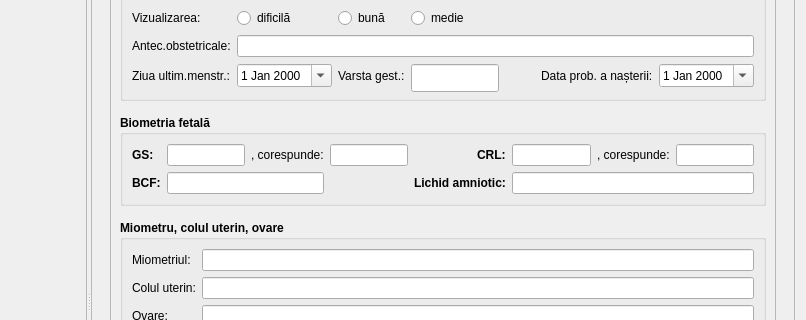
Above: docs/docreportecho.ui from debalex77/USG before the change; both pictures show x 282 to 1088 and y 135 to 455 of the 1088 by 834 pixel window. Below: the same form after it.
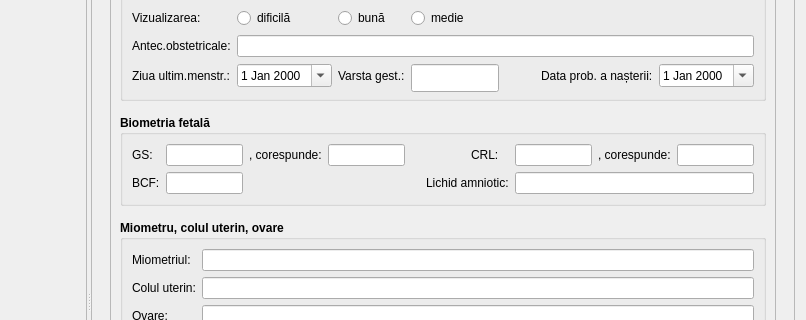
That is the form after the change. The open tabs and pages were chosen to show the change. Icons and pictures are not drawn. Custom widgets are drawn as their Qt base class.

The edit to the form file:
```diff
--- a/docs/docreportecho.ui
+++ b/docs/docreportecho.ui
@@ -4774,7 +4774,7 @@
                <rect>
                 <x>0</x>
                 <y>0</y>
-                <width>727</width>
+                <width>693</width>
                 <height>577</height>
                </rect>
               </property>
@@ -4990,7 +4990,7 @@
                <item row="1" column="0">
                 <widget class="QGroupBox" name="groupBox_22">
                  <property name="sizePolicy">
-                  <sizepolicy hsizetype="Preferred" vsizetype="Fixed">
+                  <sizepolicy hsizetype="Expanding" vsizetype="Fixed">
                    <horstretch>0</horstretch>
                    <verstretch>0</verstretch>
                   </sizepolicy>
@@ -5005,94 +5005,122 @@
                   <string>Biometria fetală</string>
                  </property>
                  <layout class="QGridLayout" name="gridLayout_39">
-                  <item row="0" column="3">
-                   <widget class="QLabel" name="label_91">
-                    <property name="font">
-                     <font>
-                      <family>Segoe UI</family>
-                      <bold>false</bold>
-                     </font>
-                    </property>
-                    <property name="text">
-                     <string>, corespunde:</string>
-                    </property>
-                   </widget>
-                  </item>
-                  <item row="0" column="2">
-                   <widget class="QLineEdit" name="gestation0_GS_dimens">
-                    <property name="font">
-                     <font>
-                      <family>Segoe UI</family>
-                      <bold>false</bold>
-                     </font>
-                    </property>
-                   </widget>
-                  </item>
-                  <item row="0" column="4">
-                   <widget class="QLineEdit" name="gestation0_GS_age">
-                    <property name="font">
-                     <font>
-                      <family>Segoe UI</family>
-                      <bold>false</bold>
-                     </font>
-                    </property>
-                   </widget>
-                  </item>
-                  <item row="0" column="5">
-                   <spacer name="horizontalSpacer_18">
-                    <property name="orientation">
-                     <enum>Qt::Horizontal</enum>
-                    </property>
-                    <property name="sizeHint" stdset="0">
-                     <size>
-                      <width>66</width>
-                      <height>20</height>
-                     </size>
-                    </property>
-                   </spacer>
-                  </item>
-                  <item row="0" column="7">
-                   <widget class="QLineEdit" name="gestation0_CRL_dimens">
-                    <property name="font">
-                     <font>
-                      <family>Segoe UI</family>
-                      <bold>false</bold>
-                     </font>
-                    </property>
-                   </widget>
-                  </item>
-                  <item row="0" column="9">
-                   <widget class="QLineEdit" name="gestation0_CRL_age">
-                    <property name="font">
-                     <font>
-                      <family>Segoe UI</family>
-                      <bold>false</bold>
-                     </font>
-                    </property>
-                   </widget>
-                  </item>
                   <item row="0" column="0">
                    <widget class="QLabel" name="label_90">
+                    <property name="font">
+                     <font>
+                      <family>Segoe UI</family>
+                      <bold>false</bold>
+                     </font>
+                    </property>
                     <property name="text">
                      <string>GS:</string>
                     </property>
                    </widget>
                   </item>
-                  <item row="0" column="6">
+                  <item row="0" column="10">
+                   <widget class="QLineEdit" name="gestation0_CRL_age">
+                    <property name="font">
+                     <font>
+                      <family>Segoe UI</family>
+                      <bold>false</bold>
+                     </font>
+                    </property>
+                   </widget>
+                  </item>
+                  <item row="0" column="2">
+                   <widget class="QLineEdit" name="gestation0_GS_dimens">
+                    <property name="font">
+                     <font>
+                      <family>Segoe UI</family>
+                      <bold>false</bold>
+                     </font>
+                    </property>
+                   </widget>
+                  </item>
+                  <item row="0" column="3">
+                   <widget class="QLabel" name="label_91">
+                    <property name="font">
+                     <font>
+                      <family>Segoe UI</family>
+                      <bold>false</bold>
+                     </font>
+                    </property>
+                    <property name="text">
+                     <string>, corespunde:</string>
+                    </property>
+                   </widget>
+                  </item>
+                  <item row="0" column="8">
+                   <widget class="QLineEdit" name="gestation0_CRL_dimens">
+                    <property name="font">
+                     <font>
+                      <family>Segoe UI</family>
+                      <bold>false</bold>
+                     </font>
+                    </property>
+                   </widget>
+                  </item>
+                  <item row="0" column="7">
                    <widget class="QLabel" name="label_92">
+                    <property name="font">
+                     <font>
+                      <family>Segoe UI</family>
+                      <bold>false</bold>
+                     </font>
+                    </property>
                     <property name="text">
                      <string>CRL:</string>
                     </property>
                    </widget>
                   </item>
+                  <item row="1" column="6" colspan="2">
+                   <widget class="QLabel" name="label_89">
+                    <property name="font">
+                     <font>
+                      <family>Segoe UI</family>
+                      <bold>false</bold>
+                     </font>
+                    </property>
+                    <property name="text">
+                     <string>Lichid amniotic:</string>
+                    </property>
+                   </widget>
+                  </item>
+                  <item row="1" column="8" colspan="3">
+                   <widget class="QLineEdit" name="gestation0_liquid_amniotic">
+                    <property name="font">
+                     <font>
+                      <family>Segoe UI</family>
+                      <bold>false</bold>
+                     </font>
+                    </property>
+                   </widget>
+                  </item>
+                  <item row="0" column="4">
+                   <widget class="QLineEdit" name="gestation0_GS_age">
+                    <property name="font">
+                     <font>
+                      <family>Segoe UI</family>
+                      <bold>false</bold>
+                     </font>
+                    </property>
+                   </widget>
+                  </item>
                   <item row="1" column="0">
                    <widget class="QLabel" name="label_88">
+                    <property name="font">
+                     <font>
+                      <family>Segoe UI</family>
+                      <bold>false</bold>
+                     </font>
+                    </property>
                     <property name="text">
                      <string>BCF:</string>
                     </property>
                    </widget>
                   </item>
-                  <item row="0" column="8">
+                  <item row="0" column="9">
                    <widget class="QLabel" name="label_93">
                     <property name="font">
                      <font>
@@ -5105,20 +5133,43 @@
                     </property>
                    </widget>
                   </item>
-                  <item row="1" column="2" colspan="2">
-                   <widget class="QLineEdit" name="gestation0_BCF"/>
+                  <item row="1" column="5">
+                   <spacer name="horizontalSpacer_32">
+                    <property name="orientation">
+                     <enum>Qt::Horizontal</enum>
+                    </property>
+                    <property name="sizeHint" stdset="0">
+                     <size>
+                      <width>40</width>
+                      <height>20</height>
+                     </size>
+                    </property>
+                   </spacer>
                   </item>
-                  <item row="1" column="5" colspan="2">
-                   <widget class="QLabel" name="label_89">
-                    <property name="text">
-                     <string>Lichid amniotic:</string>
+                  <item row="0" column="5" colspan="2">
+                   <spacer name="horizontalSpacer_18">
+                    <property name="orientation">
+                     <enum>Qt::Horizontal</enum>
+                    </property>
+                    <property name="sizeHint" stdset="0">
+                     <size>
+                      <width>66</width>
+                      <height>20</height>
+                     </size>
+                    </property>
+                   </spacer>
+                  </item>
+                  <item row="1" column="2">
+                   <widget class="QLineEdit" name="gestation0_BCF">
+                    <property name="font">
+                     <font>
+                      <family>Segoe UI</family>
+                      <bold>false</bold>
+                     </font>
                     </property>
                    </widget>
                   </item>
-                  <item row="1" column="7" colspan="3">
-                   <widget class="QLineEdit" name="gestation0_liquid_amniotic"/>
-                  </item>
-                  <item row="1" column="4">
+                  <item row="1" column="3" colspan="2">
                    <spacer name="horizontalSpacer_19">
                     <property name="orientation">
                      <enum>Qt::Horizontal</enum>
```
Left out of the diff: 440 changed lines with no effect on the pictures.
